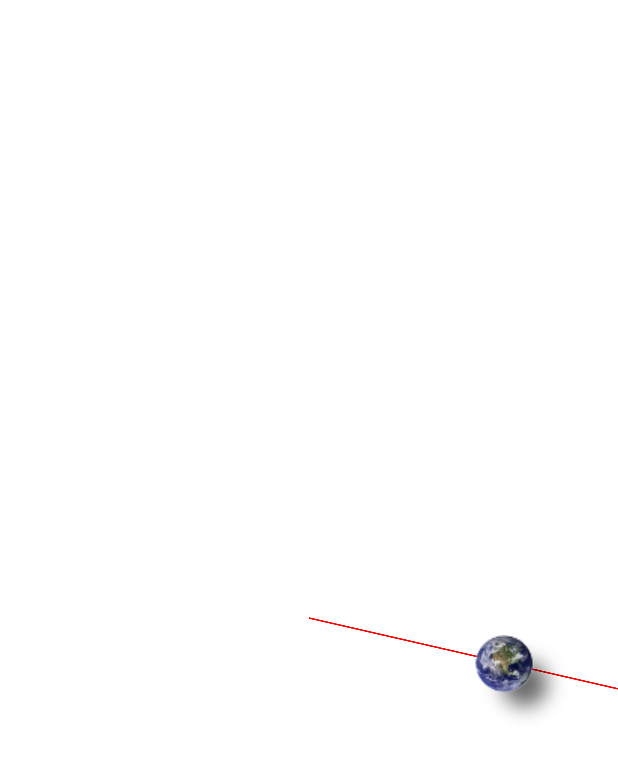
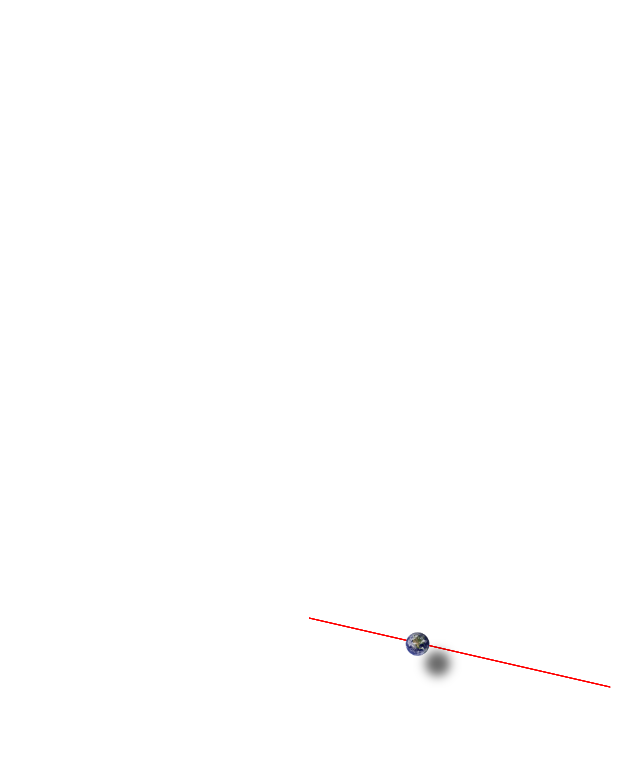
Before and after one commit to neveu/Astronomicon, an Android app built with Jetpack Compose: the @Preview function PreviewDrawPlanet, on a phone screen of 412 x 824 dp. Shown: the top 757 px of the screen. Run offline under Robolectric (Android 15) with nearby library versions, the phone set to English and light mode, and no system bars.

Commit message:
Scaling planets

```diff
--- a/app/src/main/java/fr/lehautcambara/astronomicon/orrery/OrreryUIState.kt
+++ b/app/src/main/java/fr/lehautcambara/astronomicon/orrery/OrreryUIState.kt
@@ -9,10 +9,10 @@ import fr.lehautcambara.astronomicon.astrology.AstrologicalPoints.Companion.Satu
 import fr.lehautcambara.astronomicon.astrology.AstrologicalPoints.Companion.Sun
 import fr.lehautcambara.astronomicon.astrology.AstrologicalPoints.Companion.Venus
 import fr.lehautcambara.astronomicon.astrology.aspects.Aspect
-import fr.lehautcambara.astronomicon.ui.NatalChartProportions
 import fr.lehautcambara.astronomicon.astrology.aspects.aspects
 import fr.lehautcambara.astronomicon.astrology.convertToJulianCentury
 import fr.lehautcambara.astronomicon.ephemeris.Coords
+import fr.lehautcambara.astronomicon.ui.NatalChartProportions
 import java.time.ZonedDateTime
 import java.time.format.DateTimeFormatter
 
@@ -35,7 +35,7 @@ enum class DisplayMode {
 
 data class OrreryUIState (
     val zonedDateTime: ZonedDateTime = ZonedDateTime.now(),
-    val displayMode: DisplayMode = DisplayMode.NatalChart,
+    val displayMode: DisplayMode = DisplayMode.Geocentric,
     val aspects: List<Aspect> = aspects(zonedDateTime),
     val showDateInput: Boolean = false,
     val proportions: NatalChartProportions = NatalChartProportions()
--- a/app/src/main/java/fr/lehautcambara/astronomicon/ui/DrawPlanetAndOrbit.kt
+++ b/app/src/main/java/fr/lehautcambara/astronomicon/ui/DrawPlanetAndOrbit.kt
@@ -7,6 +7,7 @@ import androidx.compose.foundation.clickable
 import androidx.compose.foundation.layout.Box
 import androidx.compose.foundation.layout.absoluteOffset
 import androidx.compose.foundation.layout.fillMaxSize
+import androidx.compose.foundation.layout.size
 import androidx.compose.runtime.Composable
 import androidx.compose.runtime.getValue
 import androidx.compose.runtime.mutableStateOf
@@ -15,13 +16,14 @@ import androidx.compose.runtime.setValue
 import androidx.compose.ui.Alignment
 import androidx.compose.ui.Modifier
 import androidx.compose.ui.draw.blur
-import androidx.compose.ui.draw.scale
 import androidx.compose.ui.geometry.Size
 import androidx.compose.ui.graphics.Color
 import androidx.compose.ui.graphics.drawscope.Stroke
 import androidx.compose.ui.layout.onGloballyPositioned
+import androidx.compose.ui.platform.LocalContext
 import androidx.compose.ui.res.painterResource
 import androidx.compose.ui.tooling.preview.Preview
+import androidx.compose.ui.unit.Dp
 import androidx.compose.ui.unit.IntOffset
 import androidx.compose.ui.unit.dp
 import androidx.compose.ui.unit.toSize
@@ -38,17 +40,26 @@ import fr.lehautcambara.astronomicon.orrery.OrreryUIState
 import fr.lehautcambara.astronomicon.sind
 import kotlin.math.roundToInt
 
-
 @Composable
-fun DrawPlanetAndOrbit(body: Ephemeris, r: Int, coords: Coords?, id: Int, pointerRadius: Int, orbitColor: Color =  Color.Black,  modifier: Modifier) {
-    if (coords == null) return
-    DrawPlanetAndOrbit(body, r = r, xecl = coords.x, yecl = coords.y, id = id, pointerRadius, orbitColor,  modifier = modifier)
+private fun pixToDp(
+    outerRadius: Double,
+): Dp {
+    val screenPixelDensity = LocalContext.current.resources.displayMetrics.density
+    val dpValue = ((outerRadius * 2.0) / screenPixelDensity).dp
+    return dpValue
 }
 @Composable
-fun DrawPlanetAndOrbit(body: Ephemeris, r: Int, xecl: Double, yecl: Double, id: Int, pointerRadius: Int, orbitColor: Color =  Color.Black,   modifier: Modifier) {
+fun DrawPlanetAndOrbit(body: Ephemeris, orbitNumber: Int, outerSize: Size, proportions: OrbitalProportions, coords: Coords?, id: Int,  orbitColor: Color =  Color.Black, modifier: Modifier) {
+    if (coords == null) return
+    DrawPlanetAndOrbit(body, orbitNumber, outerSize, proportions, xecl = coords.x, yecl = coords.y, id = id, orbitColor,  modifier = modifier)
+}
+@Composable
+fun DrawPlanetAndOrbit(body: Ephemeris, orbitNumber: Int, outerSize: Size, proportions: OrbitalProportions, xecl: Double, yecl: Double, id: Int,  orbitColor: Color =  Color.Black,   modifier: Modifier) {
     val ang = angled(xecl, yecl)
-    DrawOrbit(radius = r, color = orbitColor, modifier = modifier)
-    DrawPlanet(body, r.toDouble(), ang, id, pointerRadius,   modifier)
+    val r = (outerSize.width * proportions.orbitScale * orbitNumber)
+
+    DrawOrbit(radius = r.toInt(), color = orbitColor, modifier = modifier)
+    DrawPlanet(body, r, ang, outerSize, proportions, id,  modifier)
 }
 
 @Composable
@@ -62,20 +73,22 @@ fun DrawOrbit(radius: Int, color: Color = Color.Black, stroke: Float = 2F, modif
 
 
 @Composable
-fun DrawPlanet(body: Ephemeris, r: Double, a: Double, id: Int, pointerRadius: Int,    modifier: Modifier) {
-    DrawZodiacPointer(radius = pointerRadius, a = a, width = 1F, modifier = modifier)
+fun DrawPlanet(body: Ephemeris, r: Double, a: Double, size: Size, proportions: OrbitalProportions, id: Int,    modifier: Modifier) {
+    val pointerRadius = (size.width * proportions.pointerScale).toInt()
+    if (r>0.0) DrawZodiacPointer(radius = pointerRadius, a = a, width = 1F, modifier = modifier)
     val x = (r* cosd(a)).roundToInt()
     val y = (r* sind(a)).roundToInt()
-    DrawPlanet(body, x,y,id, modifier)
+    DrawPlanet(body, x, y, size, proportions, id, modifier)
 }
 @Composable
-fun DrawPlanet(body: Ephemeris, x: Int, y: Int, id: Int, modifier: Modifier) {
+fun DrawPlanet(body: Ephemeris, x: Int, y: Int, size: Size, proportions: OrbitalProportions, id: Int, modifier: Modifier) {
     // shadow
     Image(
         painterResource(id = R.drawable.shadow30x30), "shadow",
         modifier= modifier
             .absoluteOffset { IntOffset(x + 20, -(y - 20)) }
-            .scale(2f)
+            .size(
+                pixToDp(2 * size.width * proportions.planetShadowScale))
             .blur(3.dp)
     )
     // Planet
@@ -83,6 +96,7 @@ fun DrawPlanet(body: Ephemeris, x: Int, y: Int, id: Int, modifier: Modifier) {
         painterResource(id = id), body.toString(),
         modifier = modifier
             .absoluteOffset { IntOffset(x, -y) }
+            .size(pixToDp(size.width * proportions.planetImageScale))
             .clickable {
                 Kbus.post(PlanetClickEvent(body))
             }
@@ -90,13 +104,14 @@ fun DrawPlanet(body: Ephemeris, x: Int, y: Int, id: Int, modifier: Modifier) {
 }
 
 @Composable
-fun DrawPlanetEcliptic(body: Ephemeris, coords: Coords?,  id: Int, pointerRadius: Int, modifier: Modifier) {
+fun DrawPlanetEcliptic(body: Ephemeris, size: Size, proportions: OrbitalProportions,  coords: Coords?,  id: Int,  modifier: Modifier) {
     coords?.apply {
         val a = angled(x,y)
         val elevation: Double = elevationd(x,y,z)
-        val r = 200.0 + (elevation * 20.0)
+        val r = (size.width*proportions.eclipticRadiusScale) + (elevation * proportions.elevationScale)
+        val pointerRadius = (size.width * proportions.pointerScale).toInt()
         DrawZodiacPointer(radius = pointerRadius, a = a, width = 1F, modifier = modifier)
-        DrawPlanet(body, r, a, id, pointerRadius, modifier)
+        DrawPlanet(body, r=r, a, size, proportions, id, modifier)
     }
 }
 @Preview
@@ -113,7 +128,7 @@ private fun PreviewDrawPlanet() {
 
     ) {
         val modifier = Modifier.align(Alignment.Center)
-        DrawPlanetEcliptic(Earth,  uiState.earth, R.drawable.earthjpg40, 600, modifier)
+        DrawPlanetEcliptic(Earth, size, proportions = OrbitalProportions() ,  uiState.earth, R.drawable.earthjpg40,  modifier)
         // DrawPlanetAndOrbit(uiState.Sun, r=100, uiState.sun, R.drawable.sun2, 600, modifier)
     }
 
--- /dev/null
+++ b/app/src/main/java/fr/lehautcambara/astronomicon/ui/OrbitalProportions.kt
@@ -0,0 +1,19 @@
+/*
+ * Copyright (c) 2024. Charles Frederick Neveu All Rights Reserved.
+ */
+
+package fr.lehautcambara.astronomicon.ui
+
+data class OrbitalProportions(
+    val orbitIncrement: Int = 40,
+    val pointerRadius: Int = 300,
+    val orbitScale: Double = 0.045,
+    val pointerScale: Double = 0.5,
+    val planetImageScale: Double = 0.02,
+    val eclipticRadiusScale: Double = 0.18,
+    val elevationScale: Double = 20.0,
+    val planetShadowScale: Double = 0.02,
+) {
+
+
+}
```
Also changed, not shown: app/src/main/java/fr/lehautcambara/astronomicon/ui/NatalChart.kt (+4 -3 lines), app/src/main/java/fr/lehautcambara/astronomicon/ui/OrreryBox.kt (+39 -45 lines).
